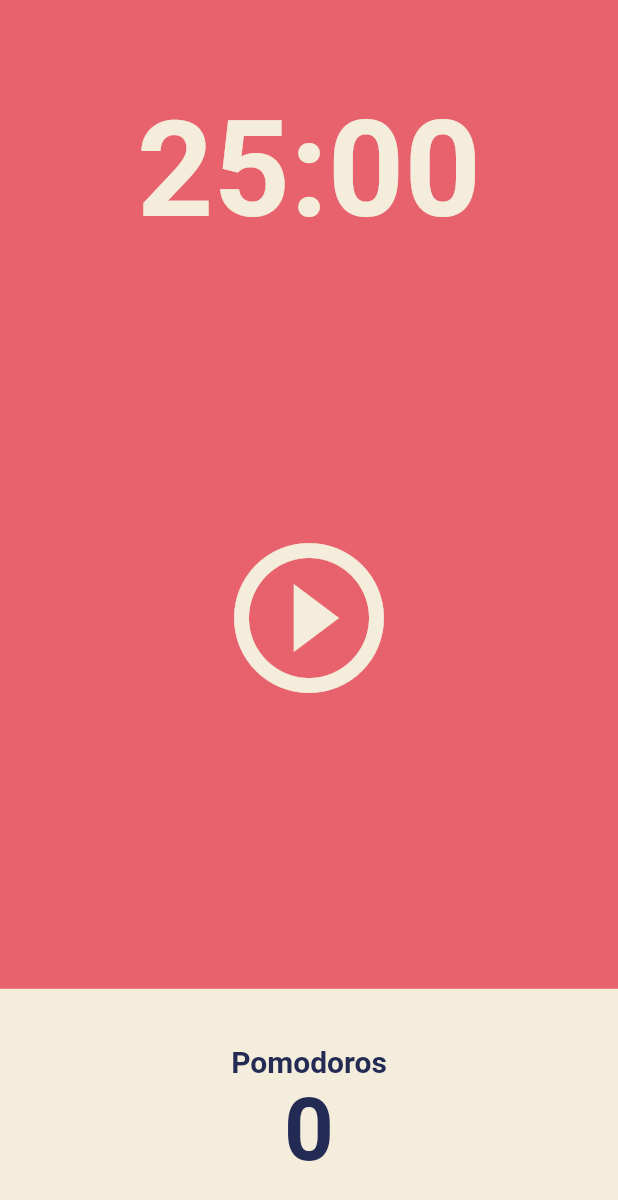
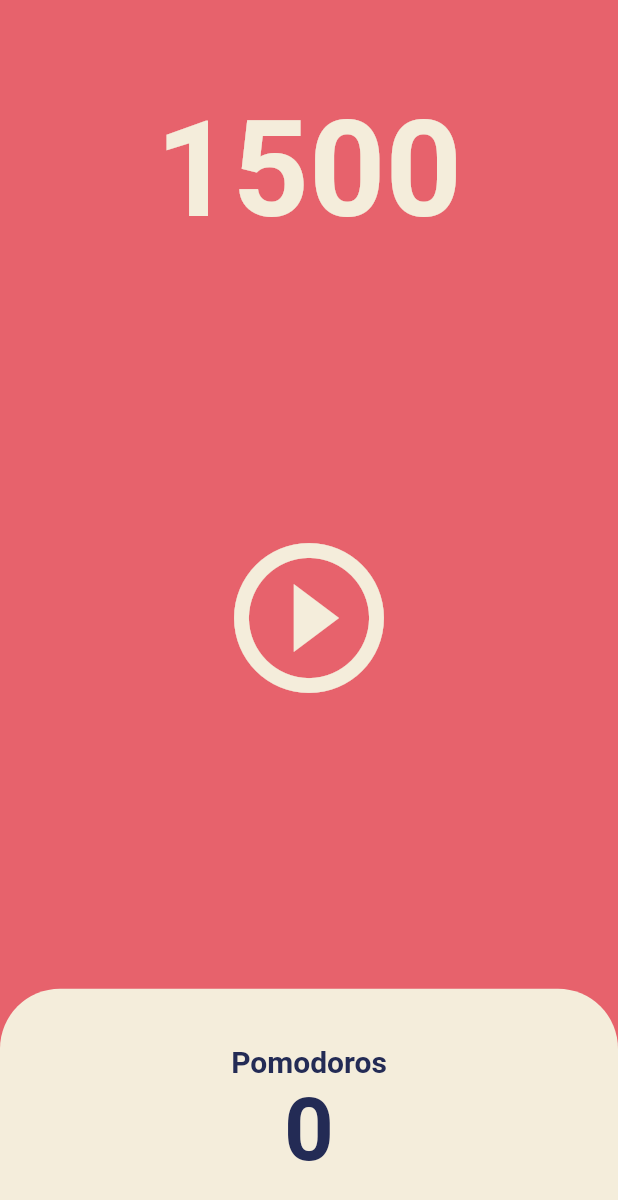
Before and after one commit to yjinjo/toonflix, a Flutter app: the screen it shows after launch, on a phone screen of 412 x 824 dp. Shown: the top 1200 px of the screen. Run offline on Flutter 3.47's test engine with Material 2 defaults, Android fonts, the phone set to English and light mode, and no system bars.

Commit message:
#3. Timer for 25 Minutes

```diff
--- a/lib/screens/home_screen.dart
+++ b/lib/screens/home_screen.dart
@@ -1,3 +1,5 @@
+import 'dart:async';
+
 import 'package:flutter/material.dart';
 
 class HomeScreen extends StatefulWidget {
@@ -8,6 +10,22 @@ class HomeScreen extends StatefulWidget {
 }
 
 class _HomeScreenState extends State<HomeScreen> {
+  int totalSeconds = 1500; // 25 minutes
+  late Timer timer;
+
+  void onTick(Timer timer) {
+    setState(() {
+      totalSeconds -= 1;
+    });
+  }
+
+  void onStartPressed() {
+    timer = Timer.periodic(
+      const Duration(seconds: 1),
+      onTick,
+    );
+  }
+
   @override
   Widget build(BuildContext context) {
     return Scaffold(
@@ -19,7 +37,7 @@ class _HomeScreenState extends State<HomeScreen> {
             child: Container(
               alignment: Alignment.bottomCenter,
               child: Text(
-                "25:00",
+                "$totalSeconds",
                 style: TextStyle(
                   color: Theme.of(context).cardColor,
                   fontSize: 89,
@@ -34,7 +52,7 @@ class _HomeScreenState extends State<HomeScreen> {
               child: IconButton(
                 iconSize: 120,
                 color: Theme.of(context).cardColor,
-                onPressed: () {},
+                onPressed: onStartPressed,
                 icon: const Icon(Icons.play_circle_outline),
               ),
             ),
@@ -47,6 +65,9 @@ class _HomeScreenState extends State<HomeScreen> {
                   child: Container(
                     decoration: BoxDecoration(
                       color: Theme.of(context).cardColor,
+                      borderRadius: const BorderRadius.vertical(
+                        top: Radius.circular(40),
+                      ),
                     ),
                     child: Column(
                       mainAxisAlignment: MainAxisAlignment.center,
```
